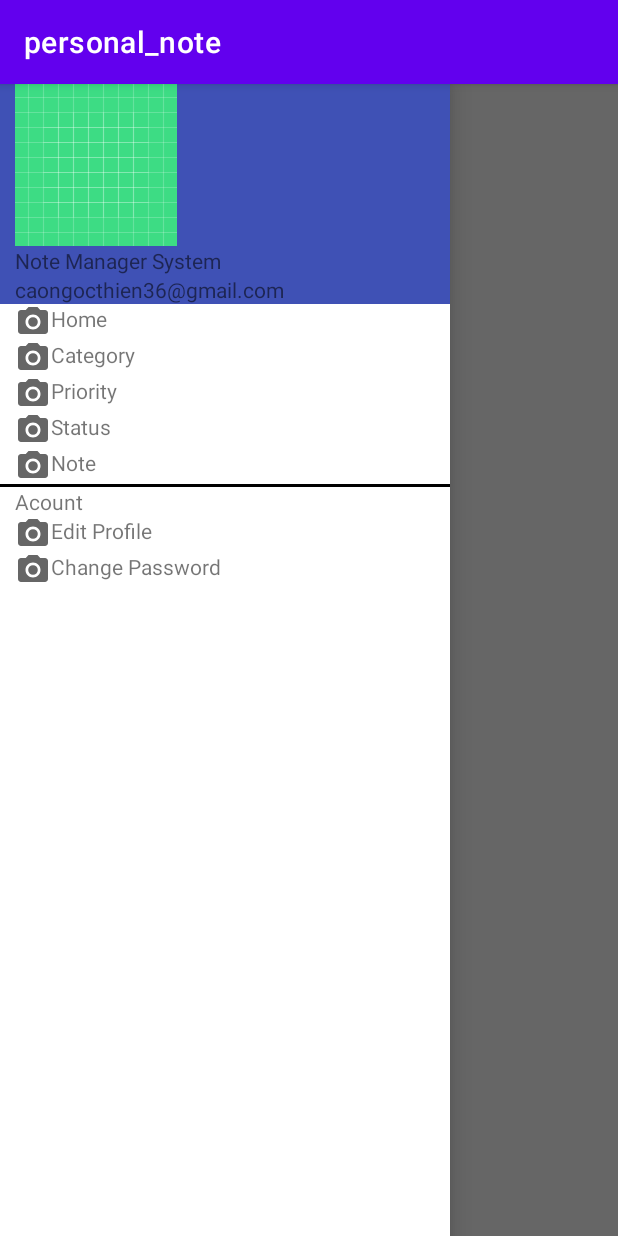
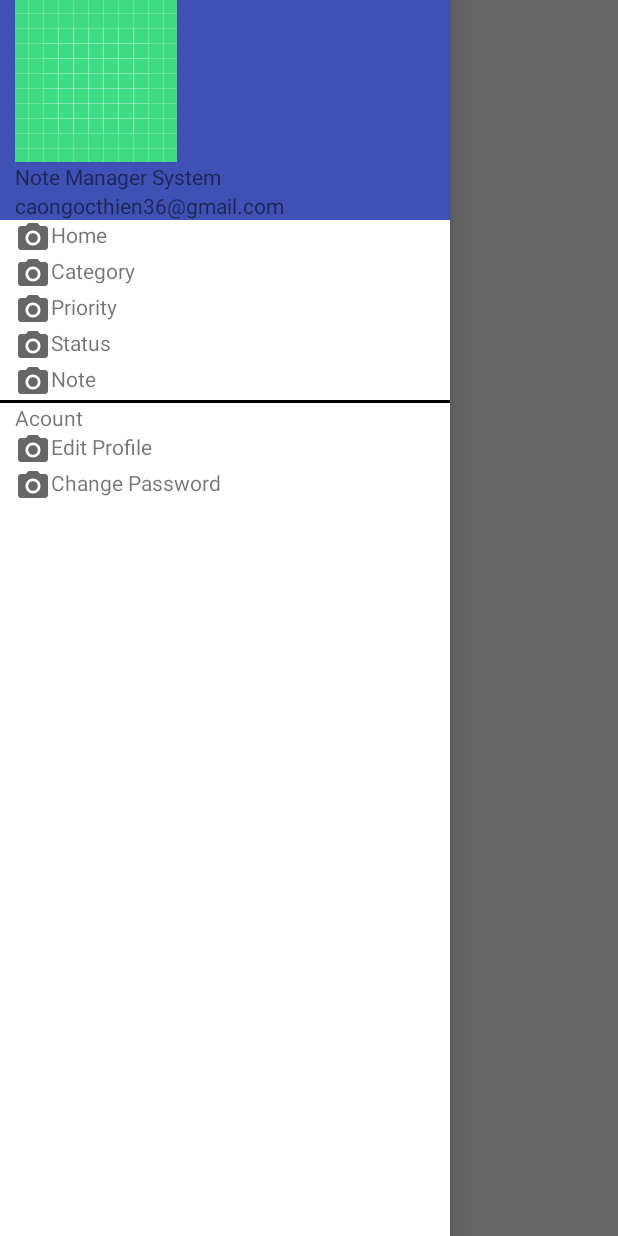
Before and after one commit to trandinhthang/GhiChuCaNhan, an Android app: the screen it shows after launch (MainActivity), with the side drawer open, on a phone screen of 412 x 824 dp. Run offline under Robolectric (Android 15) with nearby library versions, the phone set to English and light mode, and no system bars.

```diff
--- a/app/src/main/res/values/themes.xml
+++ b/app/src/main/res/values/themes.xml
@@ -1,6 +1,6 @@
 <resources xmlns:tools="http://schemas.android.com/tools">
     <!-- Base application theme. -->
-    <style name="Theme.Personal_note" parent="Theme.MaterialComponents.DayNight.DarkActionBar">
+    <style name="Theme.Personal_note" parent="Theme.MaterialComponents.DayNight.NoActionBar">
         <!-- Primary brand color. -->
         <item name="colorPrimary">@color/purple_500</item>
         <item name="colorPrimaryVariant">@color/purple_700</item>
```
